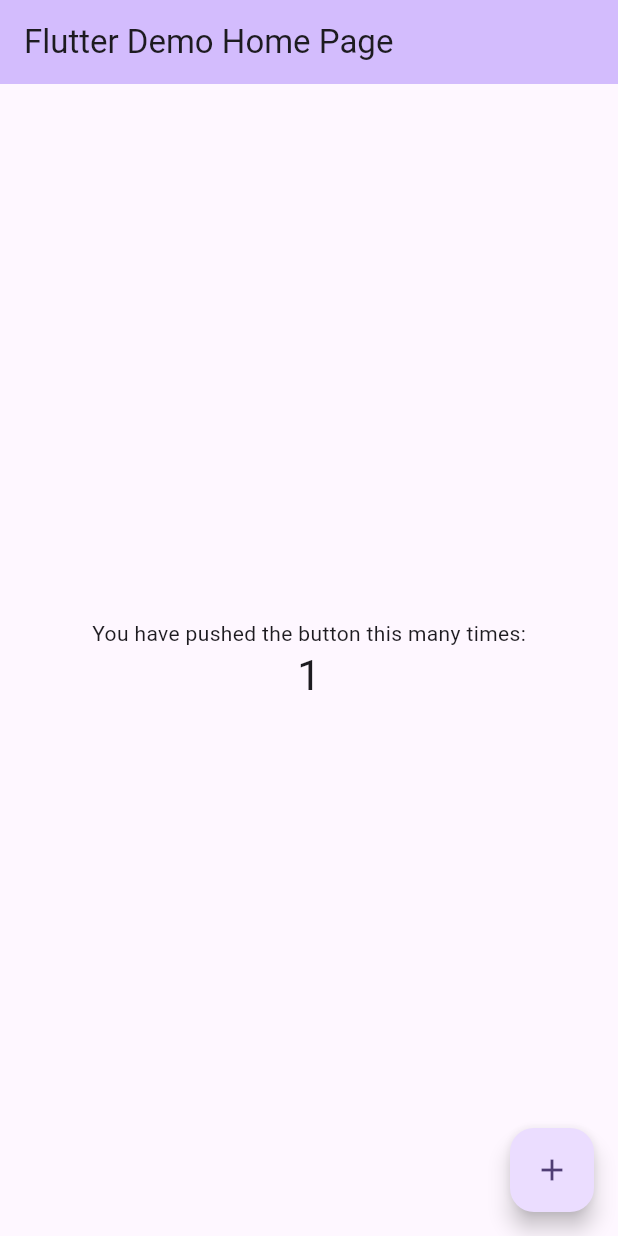
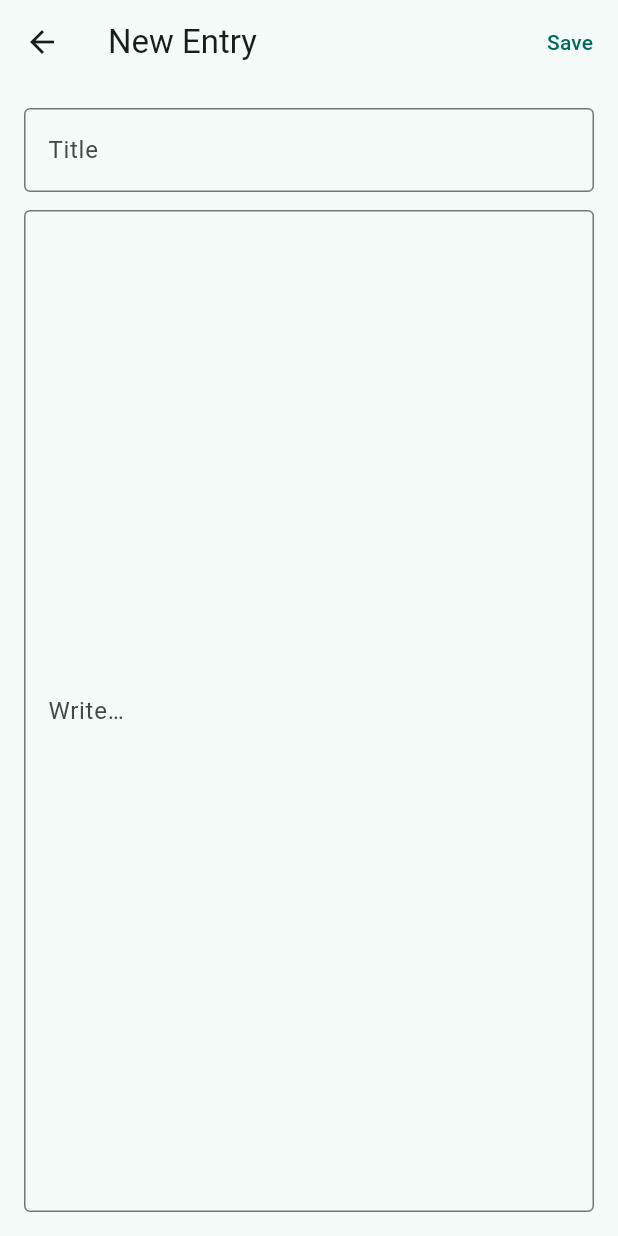
Before and after one commit to austinwin/memo, a Flutter app: the screen it shows after launch, after a tap on the "add" icon, on a phone screen of 412 x 824 dp. Run offline on Flutter 3.47's test engine with Material 3 defaults, Android fonts, the phone set to English and light mode, and no system bars; our stand-ins replace drift, flutter_riverpod, go_router; accounts and stored records are empty; generated files the repository leaves out were written again.

Commit message:
mobile: core entry model + local DB (drift) + list/detail/editor flow

```diff
--- /dev/null
+++ b/apps/mobile/lib/app/app.dart
@@ -0,0 +1,19 @@
+import 'package:flutter/material.dart';
+import 'package:flutter_riverpod/flutter_riverpod.dart';
+import 'package:mobile/app/router.dart';
+
+class MobileApp extends ConsumerWidget {
+  const MobileApp({super.key});
+
+  @override
+  Widget build(BuildContext context, WidgetRef ref) {
+    return MaterialApp.router(
+      title: 'Diary',
+      theme: ThemeData(
+        useMaterial3: true,
+        colorScheme: ColorScheme.fromSeed(seedColor: Colors.teal),
+      ),
+      routerConfig: router,
+    );
+  }
+}
--- /dev/null
+++ b/apps/mobile/lib/app/providers.dart
@@ -0,0 +1,13 @@
+import 'package:flutter_riverpod/flutter_riverpod.dart';
+import 'package:mobile/data/entry_repository.dart';
+import 'package:mobile/data/local/app_db.dart';
+
+final appDbProvider = Provider<AppDb>((ref) {
+  final db = AppDb();
+  ref.onDispose(db.close);
+  return db;
+});
+
+final entryRepositoryProvider = Provider<EntryRepository>((ref) {
+  return EntryRepository(ref.watch(appDbProvider));
+});
--- /dev/null
+++ b/apps/mobile/lib/app/router.dart
@@ -0,0 +1,39 @@
+import 'package:flutter/material.dart';
+import 'package:go_router/go_router.dart';
+import 'package:mobile/features/entries/entry_detail_page.dart';
+import 'package:mobile/features/entries/entry_editor_page.dart';
+import 'package:mobile/features/entries/entry_list_page.dart';
+
+final router = GoRouter(
+  routes: [
+    GoRoute(
+      path: '/',
+      builder: (context, state) => const EntryListPage(),
+      routes: [
+        GoRoute(
+          path: 'entry/:id',
+          builder:
+              (context, state) => EntryDetailPage(entryId: state.pathParameters['id']!),
+          routes: [
+            GoRoute(
+              path: 'edit',
+              builder:
+                  (context, state) => EntryEditorPage(entryId: state.pathParameters['id']!),
+            ),
+          ],
+        ),
+        GoRoute(
+          path: 'new',
+          builder: (context, state) => const EntryEditorPage(entryId: null),
+        ),
+      ],
+    ),
+  ],
+  errorBuilder: (context, state) {
+    return Scaffold(
+      body: Center(
+        child: Text(state.error?.toString() ?? 'Route error'),
+      ),
+    );
+  },
+);
--- /dev/null
+++ b/apps/mobile/lib/data/entry_repository.dart
@@ -0,0 +1,54 @@
+import 'package:drift/drift.dart';
+import 'package:mobile/data/local/app_db.dart';
+import 'package:mobile/domain/entry.dart';
+
+class EntryRepository {
+  EntryRepository(this._db);
+
+  final AppDb _db;
+
+  Stream<List<Entry>> watchAll() {
+    return _db.watchEntries().map(
+          (rows) =>
+              rows
+                  .map(
+                    (r) => Entry(
+                      id: r.id,
+                      title: r.title,
+                      body: r.body,
+                      createdAt: r.createdAt,
+                      updatedAt: r.updatedAt,
+                    ),
+                  )
+                  .toList(growable: false),
+        );
+  }
+
+  Future<Entry?> getById(String id) async {
+    final r = await _db.getEntry(id);
+    if (r == null) return null;
+    return Entry(
+      id: r.id,
+      title: r.title,
+      body: r.body,
+      createdAt: r.createdAt,
+      updatedAt: r.updatedAt,
+    );
+  }
+
+  Future<void> save(Entry entry) async {
+    await _db.upsertEntry(
+      EntriesCompanion.insert(
+        id: entry.id,
+        createdAt: entry.createdAt,
+        updatedAt: entry.updatedAt,
+        title: Value(entry.title),
+        body: Value(entry.body),
+      ),
+    );
+  }
+
+  Future<void> delete(String id) async {
+    await _db.deleteEntryById(id);
+  }
+}
--- /dev/null
+++ b/apps/mobile/lib/domain/entry.dart
@@ -0,0 +1,40 @@
+import 'package:json_annotation/json_annotation.dart';
+
+part 'entry.g.dart';
+
+/// Core domain model for a journal entry.
+///
+/// Mobile-first: keep it simple and fast.
+@JsonSerializable()
+class Entry {
+  const Entry({
+    required this.id,
+    required this.title,
+    required this.body,
+    required this.createdAt,
+    required this.updatedAt,
+  });
+
+  final String id;
+  final String title;
+  final String body;
+  final DateTime createdAt;
+  final DateTime updatedAt;
+
+  Entry copyWith({
+    String? title,
+    String? body,
+    DateTime? updatedAt,
+  }) {
+    return Entry(
+      id: id,
+      title: title ?? this.title,
+      body: body ?? this.body,
+      createdAt: createdAt,
+      updatedAt: updatedAt ?? this.updatedAt,
+    );
+  }
+
+  factory Entry.fromJson(Map<String, dynamic> json) => _$EntryFromJson(json);
+  Map<String, dynamic> toJson() => _$EntryToJson(this);
+}
--- /dev/null
+++ b/apps/mobile/lib/features/entries/entry_editor_page.dart
@@ -0,0 +1,118 @@
+import 'package:flutter/material.dart';
+import 'package:flutter_riverpod/flutter_riverpod.dart';
+import 'package:go_router/go_router.dart';
+import 'package:mobile/app/providers.dart';
+import 'package:mobile/domain/entry.dart';
+import 'package:uuid/uuid.dart';
+
+class EntryEditorPage extends ConsumerStatefulWidget {
+  const EntryEditorPage({super.key, required this.entryId});
+
+  final String? entryId;
+
+  @override
+  ConsumerState<EntryEditorPage> createState() => _EntryEditorPageState();
+}
+
+class _EntryEditorPageState extends ConsumerState<EntryEditorPage> {
+  final _titleController = TextEditingController();
+  final _bodyController = TextEditingController();
+
+  bool _loading = true;
+  Entry? _existing;
+
+  @override
+  void initState() {
+    super.initState();
+    _load();
+  }
+
+  Future<void> _load() async {
+    final repo = ref.read(entryRepositoryProvider);
+
+    if (widget.entryId != null) {
+      _existing = await repo.getById(widget.entryId!);
+      _titleController.text = _existing?.title ?? '';
+      _bodyController.text = _existing?.body ?? '';
+    }
+
+    setState(() => _loading = false);
+  }
+
+  Future<void> _save() async {
+    final repo = ref.read(entryRepositoryProvider);
+    final now = DateTime.now();
+
+    final title = _titleController.text;
+    final body = _bodyController.text;
+
+    final entry = _existing == null
+        ? Entry(
+            id: const Uuid().v7(),
+            title: title,
+            body: body,
+            createdAt: now,
+            updatedAt: now,
+          )
+        : _existing!.copyWith(title: title, body: body, updatedAt: now);
+
+    await repo.save(entry);
+
+    if (!mounted) return;
+    context.go('/entry/${entry.id}');
+  }
+
+  @override
+  void dispose() {
+    _titleController.dispose();
+    _bodyController.dispose();
+    super.dispose();
+  }
+
+  @override
+  Widget build(BuildContext context) {
+    final isNew = widget.entryId == null;
+
+    return Scaffold(
+      appBar: AppBar(
+        title: Text(isNew ? 'New Entry' : 'Edit Entry'),
+        actions: [
+          TextButton(
+            onPressed: _loading ? null : _save,
+            child: const Text('Save'),
+          ),
+        ],
+      ),
+      body: _loading
+          ? const Center(child: CircularProgressIndicator())
+          : Padding(
+              padding: const EdgeInsets.all(16),
+              child: Column(
+                children: [
+                  TextField(
+                    controller: _titleController,
+                    textInputAction: TextInputAction.next,
+                    decoration: const InputDecoration(
+                      hintText: 'Title',
+                      border: OutlineInputBorder(),
+                    ),
+                  ),
+                  const SizedBox(height: 12),
+                  Expanded(
+                    child: TextField(
+                      controller: _bodyController,
+                      keyboardType: TextInputType.multiline,
+                      maxLines: null,
+                      expands: true,
+                      decoration: const InputDecoration(
+                        hintText: 'Write…',
+                        border: OutlineInputBorder(),
+                      ),
+                    ),
+                  ),
+                ],
+              ),
+            ),
+    );
+  }
+}
--- /dev/null
+++ b/apps/mobile/lib/features/entries/entry_list_page.dart
@@ -0,0 +1,54 @@
+import 'package:flutter/material.dart';
+import 'package:flutter_riverpod/flutter_riverpod.dart';
+import 'package:go_router/go_router.dart';
+import 'package:intl/intl.dart';
+import 'package:mobile/app/providers.dart';
+import 'package:mobile/domain/entry.dart';
+
+class EntryListPage extends ConsumerWidget {
+  const EntryListPage({super.key});
+
+  @override
+  Widget build(BuildContext context, WidgetRef ref) {
+    final repo = ref.watch(entryRepositoryProvider);
+    final df = DateFormat('MMM d, yyyy');
+
+    return Scaffold(
+      appBar: AppBar(title: const Text('Entries')),
+      floatingActionButton: FloatingActionButton(
+        onPressed: () => context.go('/new'),
+        child: const Icon(Icons.add),
+      ),
+      body: StreamBuilder<List<Entry>>(
+        stream: repo.watchAll(),
+        builder: (context, snap) {
+          if (!snap.hasData) {
+            return const Center(child: CircularProgressIndicator());
+          }
+          final entries = snap.data!;
+          if (entries.isEmpty) {
+            return const Center(
+              child: Text('No entries yet. Tap + to write your first one.'),
+            );
+          }
+
+          return ListView.separated(
+            itemCount: entries.length,
+            separatorBuilder: (context, index) => const Divider(height: 1),
+            itemBuilder: (context, index) {
+              final e = entries[index];
+              final title = e.title.trim().isEmpty ? 'Untitled' : e.title.trim();
+              final subtitle = df.format(e.updatedAt);
+
+              return ListTile(
+                title: Text(title, maxLines: 1, overflow: TextOverflow.ellipsis),
+                subtitle: Text(subtitle),
+                onTap: () => context.go('/entry/${e.id}'),
+              );
+            },
+          );
+        },
+      ),
+    );
+  }
+}
--- a/apps/mobile/lib/main.dart
+++ b/apps/mobile/lib/main.dart
@@ -1,122 +1,8 @@
-import 'package:flutter/material.dart';
+import 'package:flutter/widgets.dart';
+import 'package:flutter_riverpod/flutter_riverpod.dart';
+import 'package:mobile/app/app.dart';
 
 void main() {
-  runApp(const MyApp());
+  WidgetsFlutterBinding.ensureInitialized();
+  runApp(const ProviderScope(child: MobileApp()));
 }
-
-class MyApp extends StatelessWidget {
-  const MyApp({super.key});
-
-  // This widget is the root of your application.
-  @override
-  Widget build(BuildContext context) {
-    return MaterialApp(
-      title: 'Flutter Demo',
-      theme: ThemeData(
-        // This is the theme of your application.
-        //
-        // TRY THIS: Try running your application with "flutter run". You'll see
-        // the application has a purple toolbar. Then, without quitting the app,
-        // try changing the seedColor in the colorScheme below to Colors.green
-        // and then invoke "hot reload" (save your changes or press the "hot
-        // reload" button in a Flutter-supported IDE, or press "r" if you used
-        // the command line to start the app).
-        //
-        // Notice that the counter didn't reset back to zero; the application
-        // state is not lost during the reload. To reset the state, use hot
-        // restart instead.
-        //
-        // This works for code too, not just values: Most code changes can be
-        // tested with just a hot reload.
-        colorScheme: .fromSeed(seedColor: Colors.deepPurple),
-      ),
-      home: const MyHomePage(title: 'Flutter Demo Home Page'),
-    );
-  }
-}
-
-class MyHomePage extends StatefulWidget {
-  const MyHomePage({super.key, required this.title});
-
-  // This widget is the home page of your application. It is stateful, meaning
-  // that it has a State object (defined below) that contains fields that affect
-  // how it looks.
-
-  // This class is the configuration for the state. It holds the values (in this
-  // case the title) provided by the parent (in this case the App widget) and
-  // used by the build method of the State. Fields in a Widget subclass are
-  // always marked "final".
-
-  final String title;
-
-  @override
-  State<MyHomePage> createState() => _MyHomePageState();
-}
-
-class _MyHomePageState extends State<MyHomePage> {
-  int _counter = 0;
-
-  void _incrementCounter() {
-    setState(() {
-      // This call to setState tells the Flutter framework that something has
-      // changed in this State, which causes it to rerun the build method below
-      // so that the display can reflect the updated values. If we changed
-      // _counter without calling setState(), then the build method would not be
-      // called again, and so nothing would appear to happen.
-      _counter++;
-    });
-  }
-
-  @override
-  Widget build(BuildContext context) {
-    // This method is rerun every time setState is called, for instance as done
-    // by the _incrementCounter method above.
-    //
-    // The Flutter framework has been optimized to make rerunning build methods
-    // fast, so that you can just rebuild anything that needs updating rather
-    // than having to individually change instances of widgets.
-    return Scaffold(
-      appBar: AppBar(
-        // TRY THIS: Try changing the color here to a specific color (to
-        // Colors.amber, perhaps?) and trigger a hot reload to see the AppBar
-        // change color while the other colors stay the same.
-        backgroundColor: Theme.of(context).colorScheme.inversePrimary,
-        // Here we take the value from the MyHomePage object that was created by
-        // the App.build method, and use it to set our appbar title.
-        title: Text(widget.title),
-      ),
-      body: Center(
-        // Center is a layout widget. It takes a single child and positions it
-        // in the middle of the parent.
-        child: Column(
-          // Column is also a layout widget. It takes a list of children and
-          // arranges them vertically. By default, it sizes itself to fit its
-          // children horizontally, and tries to be as tall as its parent.
-          //
-          // Column has various properties to control how it sizes itself and
-          // how it positions its children. Here we use mainAxisAlignment to
-          // center the children vertically; the main axis here is the vertical
-          // axis because Columns are vertical (the cross axis would be
-          // horizontal).
-          //
-          // TRY THIS: Invoke "debug painting" (choose the "Toggle Debug Paint"
-          // action in the IDE, or press "p" in the console), to see the
-          // wireframe for each widget.
-          mainAxisAlignment: .center,
-          children: [
-            const Text('You have pushed the button this many times:'),
-            Text(
-              '$_counter',
-              style: Theme.of(context).textTheme.headlineMedium,
-            ),
-          ],
-        ),
-      ),
-      floatingActionButton: FloatingActionButton(
-        onPressed: _incrementCounter,
-        tooltip: 'Increment',
-        child: const Icon(Icons.add),
-      ),
-    );
-  }
-}
```
Also changed, not shown: apps/mobile/lib/data/local/app_db.dart (added, +54 -0 lines), apps/mobile/lib/features/entries/entry_detail_page.dart (added, +81 -0 lines), apps/mobile/pubspec.yaml (+10 -0 lines), apps/mobile/lib/data/local/app_db.g.dart (added), apps/mobile/lib/domain/entry.g.dart (added), apps/mobile/pubspec.lock, 1 other file.
